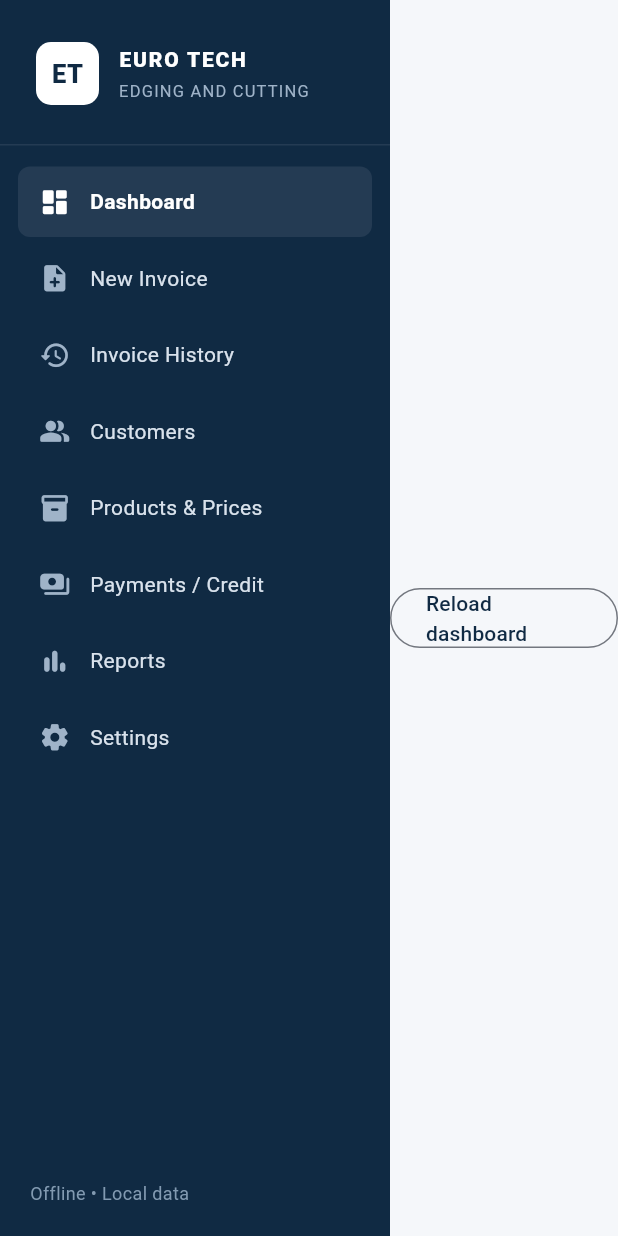
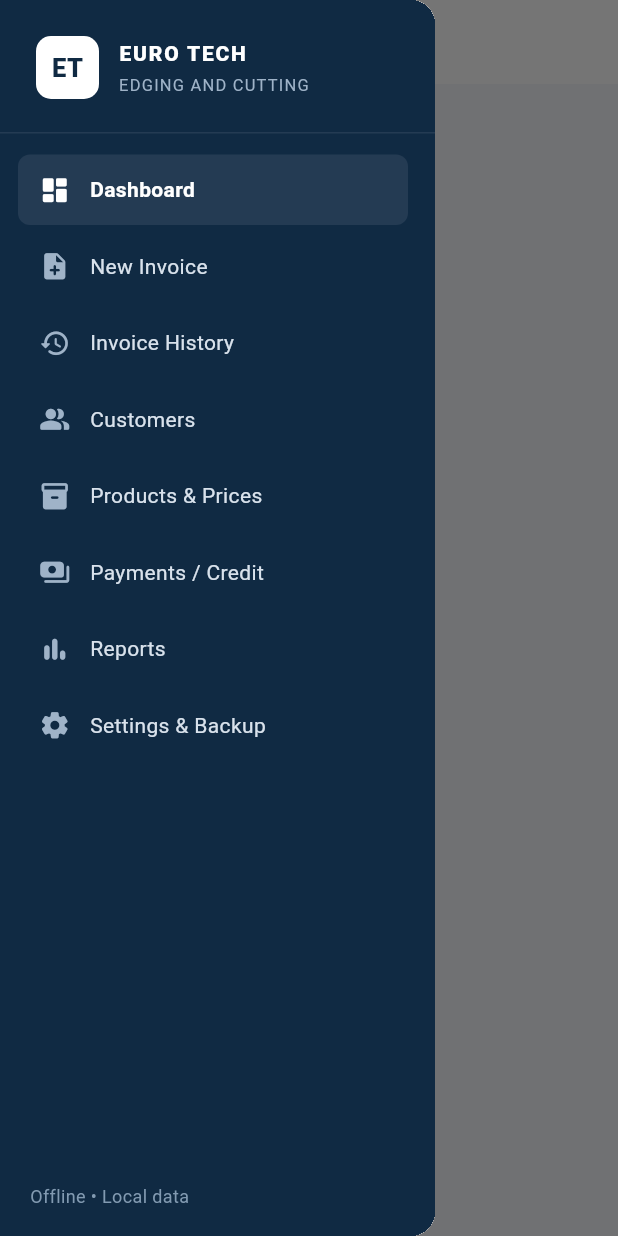
Before and after one commit to umair-safdar-projects/euro_tech_billing, a Flutter app: the screen it shows after launch, with the side drawer open (before the commit the screen has no drawer), on a phone screen of 412 x 824 dp. Run offline on Flutter 3.47's test engine with Material 3 defaults, Android fonts, the phone set to English and light mode, and no system bars; our stand-ins replace get, pdf, printing, sqflite_common_ffi; missing offline and left inert: file_selector; accounts and stored records are empty; Roboto replaces fonts that are missing (Segoe UI); statements that could not run were skipped.

Commit message:
Fix responsive desktop navigation and Windows release identity

```diff
--- a/lib/app/app.dart
+++ b/lib/app/app.dart
@@ -2,6 +2,8 @@ import 'package:flutter/material.dart';
 import 'package:get/get.dart';
 
 import '../features/shell/presentation/app_shell.dart';
+import '../features/shell/domain/shell_destination.dart';
+import '../features/shell/presentation/shell_controller.dart';
 import 'bindings/initial_binding.dart';
 import 'routes/app_routes.dart';
 import 'theme/app_theme.dart';
@@ -13,6 +15,14 @@ class EuroTechBillingApp extends StatelessWidget {
 
   @override
   Widget build(BuildContext context) {
+    Widget shellFor(ShellDestination destination) {
+      if (initializationError != null) {
+        return InitializationErrorScreen(error: initializationError!);
+      }
+      Get.find<ShellController>().selectDestination(destination);
+      return const AppShell();
+    }
+
     return GetMaterialApp(
       title: 'EURO TECH — EDGING AND CUTTING',
       debugShowCheckedModeBanner: false,
@@ -22,13 +32,51 @@ class EuroTechBillingApp extends StatelessWidget {
       getPages: [
         GetPage(
           name: AppRoutes.home,
-          page: () => initializationError == null
-              ? const AppShell()
-              : InitializationErrorScreen(error: initializationError!),
+          page: () => shellFor(ShellDestination.dashboard),
         ),
+        for (final destination in ShellDestination.values)
+          GetPage(name: destination.route, page: () => shellFor(destination)),
       ],
+      unknownRoute: GetPage(
+        name: AppRoutes.notFound,
+        page: () => const RouteErrorScreen(),
+      ),
     );
   }
+}
+
+class RouteErrorScreen extends StatelessWidget {
+  const RouteErrorScreen({super.key});
+
+  @override
+  Widget build(BuildContext context) => Scaffold(
+    body: Center(
+      child: Card(
+        child: Padding(
+          padding: const EdgeInsets.all(28),
+          child: Column(
+            mainAxisSize: MainAxisSize.min,
+            children: [
+              const Icon(Icons.route_rounded, size: 44, color: Colors.orange),
+              const SizedBox(height: 14),
+              Text(
+                'This section could not be opened',
+                style: Theme.of(context).textTheme.headlineSmall,
+              ),
+              const SizedBox(height: 8),
+              const Text('Return to the dashboard and try again.'),
+              const SizedBox(height: 16),
+              FilledButton.icon(
+                onPressed: () => Get.offAllNamed(AppRoutes.home),
+                icon: const Icon(Icons.dashboard_rounded),
+                label: const Text('Open dashboard'),
+              ),
+            ],
+          ),
+        ),
+      ),
+    ),
+  );
 }
 
 class InitializationErrorScreen extends StatelessWidget {
--- a/lib/app/bindings/initial_binding.dart
+++ b/lib/app/bindings/initial_binding.dart
@@ -27,9 +27,15 @@ import '../../features/reports/presentation/reports_controller.dart';
 import '../../features/reports/services/report_export_service.dart';
 
 class InitialBinding extends Bindings {
+  InitialBinding({AppDatabase? database, this.startAutomaticBackup = true})
+    : _database = database ?? AppDatabase.instance;
+
+  final AppDatabase _database;
+  final bool startAutomaticBackup;
+
   @override
   void dependencies() {
-    Get.put(AppDatabase.instance, permanent: true);
+    Get.put(_database, permanent: true);
     Get.lazyPut(() => CompanySettingsRepository(Get.find()), fenix: true);
     Get.lazyPut(() => ProductRepository(Get.find()), fenix: true);
     Get.lazyPut(() => CustomerRepository(Get.find()), fenix: true);
@@ -68,6 +74,10 @@ class InitialBinding extends Bindings {
     Get.lazyPut(() => DashboardController(Get.find()), fenix: true);
     Get.lazyPut(() => ReportsController(Get.find(), Get.find()), fenix: true);
     Get.lazyPut(() => PrintingSettingsController(Get.find()), fenix: true);
-    Get.put(BackupController(Get.find()), permanent: true);
+    if (startAutomaticBackup) {
+      Get.put(BackupController(Get.find()), permanent: true);
+    } else {
+      Get.lazyPut(() => BackupController(Get.find()), fenix: true);
+    }
   }
 }
--- a/lib/app/routes/app_routes.dart
+++ b/lib/app/routes/app_routes.dart
@@ -1,3 +1,4 @@
 abstract final class AppRoutes {
   static const home = '/';
+  static const notFound = '/not-found';
 }
--- a/lib/features/settings/presentation/settings_screen.dart
+++ b/lib/features/settings/presentation/settings_screen.dart
@@ -3,6 +3,7 @@ import 'package:get/get.dart';
 import 'package:file_selector/file_selector.dart';
 
 import '../../../core/widgets/page_header.dart';
+import '../../../core/constants/build_info.dart';
 import '../../printing/presentation/printing_settings_card.dart';
 import '../../backups/presentation/backup_settings_card.dart';
 import 'settings_controller.dart';
@@ -181,8 +182,8 @@ class SettingsScreen extends GetView<SettingsController> {
                     ),
                     const Text('EDGING AND CUTTING'),
                     const SizedBox(height: 8),
-                    const Text(
-                      'Euro Tech Billing 1.0.0 • Offline desktop edition',
+                    Text(
+                      'Euro Tech Billing ${BuildInfo.display} • Offline desktop edition',
                       style: TextStyle(color: Colors.blueGrey),
                     ),
                     const SizedBox(height: 8),
--- /dev/null
+++ b/lib/features/shell/domain/shell_destination.dart
@@ -0,0 +1,55 @@
+import 'package:flutter/material.dart';
+
+enum ShellDestination {
+  dashboard(
+    label: 'Dashboard',
+    route: '/dashboard',
+    icon: Icons.dashboard_rounded,
+  ),
+  newInvoice(
+    label: 'New Invoice',
+    route: '/invoices/new',
+    icon: Icons.note_add_rounded,
+  ),
+  invoiceHistory(
+    label: 'Invoice History',
+    route: '/invoices/history',
+    icon: Icons.history_rounded,
+  ),
+  customers(
+    label: 'Customers',
+    route: '/customers',
+    icon: Icons.people_alt_rounded,
+  ),
+  products(
+    label: 'Products & Prices',
+    route: '/products',
+    icon: Icons.inventory_2_rounded,
+  ),
+  paymentsCredit(
+    label: 'Payments / Credit',
+    route: '/payments-credit',
+    icon: Icons.payments_rounded,
+  ),
+  reports(label: 'Reports', route: '/reports', icon: Icons.bar_chart_rounded),
+  settings(
+    label: 'Settings & Backup',
+    route: '/settings',
+    icon: Icons.settings_rounded,
+  );
+
+  const ShellDestination({
+    required this.label,
+    required this.route,
+    required this.icon,
+  });
+
+  final String label;
+  final String route;
+  final IconData icon;
+
+  String get keyName => name.replaceAllMapped(
+    RegExp(r'([A-Z])'),
+    (match) => '-${match.group(1)!.toLowerCase()}',
+  );
+}
--- a/lib/features/shell/presentation/app_shell.dart
+++ b/lib/features/shell/presentation/app_shell.dart
@@ -2,32 +2,26 @@ import 'package:flutter/material.dart';
 import 'package:get/get.dart';
 
 import '../../../app/theme/app_theme.dart';
+import '../../customers/presentation/customers_screen.dart';
 import '../../dashboard/presentation/dashboard_screen.dart';
-import '../../customers/presentation/customers_screen.dart';
+import '../../invoices/presentation/invoice_editor_controller.dart';
 import '../../invoices/presentation/invoice_editor_screen.dart';
-import '../../invoices/presentation/invoice_editor_controller.dart';
 import '../../invoices/presentation/invoice_history_screen.dart';
+import '../../payments/presentation/payments_credit_screen.dart';
 import '../../products/presentation/products_screen.dart';
-import '../../payments/presentation/payments_credit_screen.dart';
+import '../../reports/presentation/reports_screen.dart';
 import '../../settings/presentation/settings_screen.dart';
-import '../../reports/presentation/reports_screen.dart';
+import '../domain/shell_destination.dart';
 import 'shell_controller.dart';
 
 class AppShell extends GetView<ShellController> {
-  const AppShell({super.key});
+  const AppShell({
+    super.key,
+    this.screens = defaultScreens,
+    this.compactBreakpoint = 1100,
+  });
 
-  static const _items = <(String, IconData)>[
-    ('Dashboard', Icons.dashboard_rounded),
-    ('New Invoice', Icons.note_add_rounded),
-    ('Invoice History', Icons.history_rounded),
-    ('Customers', Icons.people_alt_rounded),
-    ('Products & Prices', Icons.inventory_2_rounded),
-    ('Payments / Credit', Icons.payments_rounded),
-    ('Reports', Icons.bar_chart_rounded),
-    ('Settings', Icons.settings_rounded),
-  ];
-
-  static const _screens = <Widget>[
+  static const defaultScreens = <Widget>[
     DashboardScreen(),
     InvoiceEditorScreen(),
     InvoiceHistoryScreen(),
@@ -38,133 +32,76 @@ class AppShell extends GetView<ShellController> {
     SettingsScreen(),
   ];
 
+  final List<Widget> screens;
+  final double compactBreakpoint;
+
   @override
   Widget build(BuildContext context) {
+    assert(screens.length == ShellDestination.values.length);
+    return LayoutBuilder(
+      builder: (context, constraints) {
+        final compact = constraints.maxWidth < compactBreakpoint;
+        if (compact) {
           return Scaffold(
-      body: Row(
-        children: [
-          Container(
-            width: 260,
-            color: AppTheme.navy,
-            child: SafeArea(
-              child: Column(
-                crossAxisAlignment: CrossAxisAlignment.stretch,
-                children: [
-                  const Padding(
-                    padding: EdgeInsets.fromLTRB(24, 28, 20, 26),
-                    child: Row(
-                      children: [
-                        _BrandMark(),
-                        SizedBox(width: 13),
-                        Expanded(
-                          child: Column(
-                            crossAxisAlignment: CrossAxisAlignment.start,
-                            children: [
-                              Text(
-                                'EURO TECH',
-                                style: TextStyle(
-                                  color: Colors.white,
-                                  fontWeight: FontWeight.w800,
-                                  letterSpacing: 1.2,
+            key: const ValueKey('compact-shell'),
+            appBar: AppBar(
+              leading: Builder(
+                builder: (context) => IconButton(
+                  key: const ValueKey('shell-menu-button'),
+                  tooltip: 'Open navigation',
+                  onPressed: () => Scaffold.of(context).openDrawer(),
+                  icon: const Icon(Icons.menu_rounded),
                 ),
               ),
-                              SizedBox(height: 3),
-                              Text(
-                                'EDGING AND CUTTING',
-                                style: TextStyle(
-                                  color: Color(0xFF9FB3C8),
-                                  fontSize: 11,
-                                  letterSpacing: .8,
-                                ),
-                              ),
-                            ],
-                          ),
-                        ),
-                      ],
-                    ),
-                  ),
-                  const Divider(color: Color(0xFF243B53), height: 1),
-                  const SizedBox(height: 14),
-                  Expanded(
-                    child: Obx(
-                      () => ListView.builder(
-                        padding: const EdgeInsets.symmetric(horizontal: 12),
-                        itemCount: _items.length,
-                        itemBuilder: (context, index) {
-                          final selected =
-                              controller.selectedIndex.value == index;
-                          return Padding(
-                            padding: const EdgeInsets.only(bottom: 4),
-                            child: Material(
-                              color: selected
-                                  ? const Color(0xFF243B53)
-                                  : Colors.transparent,
-                              borderRadius: BorderRadius.circular(8),
-                              child: InkWell(
-                                borderRadius: BorderRadius.circular(8),
-                                onTap: () => _selectPage(context, index),
-                                child: Padding(
-                                  padding: const EdgeInsets.symmetric(
-                                    horizontal: 14,
-                                    vertical: 13,
-                                  ),
-                                  child: Row(
-                                    children: [
-                                      Icon(
-                                        _items[index].$2,
-                                        size: 21,
-                                        color: selected
-                                            ? Colors.white
-                                            : const Color(0xFF9FB3C8),
-                                      ),
-                                      const SizedBox(width: 13),
-                                      Text(
-                                        _items[index].$1,
-                                        style: TextStyle(
-                                          color: selected
-                                              ? Colors.white
-                                              : const Color(0xFFD9E2EC),
-                                          fontWeight: selected
-                                              ? FontWeight.w600
-                                              : FontWeight.w400,
-                                        ),
-                                      ),
-                                    ],
+              title: Obx(
+                () => Text(
+                  controller.selected.label,
+                  key: const ValueKey('current-destination-title'),
                 ),
               ),
             ),
+            drawer: Drawer(
+              width: 290,
+              child: _NavigationPanel(
+                controller: controller,
+                closeOnSelect: true,
+                onSelect: (index) => _selectPage(context, index),
+              ),
+            ),
+            body: _content(),
+          );
+        }
+        return Scaffold(
+          key: const ValueKey('desktop-shell'),
+          body: Row(
+            children: [
+              SizedBox(
+                width: 260,
+                child: _NavigationPanel(
+                  controller: controller,
+                  onSelect: (index) => _selectPage(context, index),
+                ),
+              ),
+              Expanded(child: _content()),
+            ],
           ),
         );
       },
-                      ),
-                    ),
-                  ),
-                  const Padding(
-                    padding: EdgeInsets.all(20),
-                    child: Text(
-                      'Offline • Local data',
-                      style: TextStyle(color: Color(0xFF829AB1), fontSize: 12),
-                    ),
-                  ),
-                ],
-              ),
-            ),
-          ),
-          Expanded(
-            child: Obx(
-              () => IndexedStack(
-                index: controller.selectedIndex.value,
-                children: _screens,
-              ),
-            ),
-          ),
-        ],
-      ),
     );
   }
 
+  Widget _content() => Obx(
+    () => IndexedStack(
+      key: const ValueKey('feature-stack'),
+      index: controller.selectedIndex.value,
+      children: screens,
+    ),
+  );
+
   Future<void> _selectPage(BuildContext context, int index) async {
-    if (controller.selectedIndex.value == 1 && index != 1) {
+    if (controller.selectedIndex.value == ShellDestination.newInvoice.index &&
+        index != ShellDestination.newInvoice.index &&
+        Get.isRegistered<InvoiceEditorController>()) {
       final editor = Get.find<InvoiceEditorController>();
       if (editor.hasUnsavedChanges) {
         final discard = await showDialog<bool>(
@@ -194,12 +131,168 @@ class AppShell extends GetView<ShellController> {
   }
 }
 
+class _NavigationPanel extends StatefulWidget {
+  const _NavigationPanel({
+    required this.controller,
+    required this.onSelect,
+    this.closeOnSelect = false,
+  });
+
+  final ShellController controller;
+  final ValueChanged<int> onSelect;
+  final bool closeOnSelect;
+
+  @override
+  State<_NavigationPanel> createState() => _NavigationPanelState();
+}
+
+class _NavigationPanelState extends State<_NavigationPanel> {
+  final _scrollController = ScrollController();
+
+  @override
+  void dispose() {
+    _scrollController.dispose();
+    super.dispose();
+  }
+
+  @override
+  Widget build(BuildContext context) => ColoredBox(
+    color: AppTheme.navy,
+    child: SafeArea(
+      child: Column(
+        crossAxisAlignment: CrossAxisAlignment.stretch,
+        children: [
+          const _BrandHeader(),
+          const Divider(color: Color(0xFF243B53), height: 1),
+          const SizedBox(height: 10),
+          Expanded(
+            child: Scrollbar(
+              controller: _scrollController,
+              thumbVisibility: true,
+              child: Obx(() {
+                final selectedIndex = widget.controller.selectedIndex.value;
+                return ListView.builder(
+                  controller: _scrollController,
+                  padding: const EdgeInsets.fromLTRB(12, 4, 18, 64),
+                  itemCount: ShellDestination.values.length,
+                  itemBuilder: (context, index) {
+                    final destination = ShellDestination.values[index];
+                    final selected = selectedIndex == index;
+                    return Padding(
+                      padding: const EdgeInsets.only(bottom: 4),
+                      child: Material(
+                        color: selected
+                            ? const Color(0xFF243B53)
+                            : Colors.transparent,
+                        borderRadius: BorderRadius.circular(8),
+                        child: InkWell(
+                          key: ValueKey('nav-${destination.keyName}'),
+                          borderRadius: BorderRadius.circular(8),
+                          onTap: () {
+                            if (widget.closeOnSelect) {
+                              Scaffold.of(context).closeDrawer();
+                            }
+                            widget.onSelect(index);
+                          },
+                          child: Padding(
+                            padding: const EdgeInsets.symmetric(
+                              horizontal: 14,
+                              vertical: 13,
+                            ),
+                            child: Row(
+                              children: [
+                                Icon(
+                                  destination.icon,
+                                  size: 21,
+                                  color: selected
+                                      ? Colors.white
+                                      : const Color(0xFF9FB3C8),
+                                ),
+                                const SizedBox(width: 13),
+                                Expanded(
+                                  child: Text(
+                                    destination.label,
+                                    overflow: TextOverflow.ellipsis,
+                                    style: TextStyle(
+                                      color: selected
+                                          ? Colors.white
+                                          : const Color(0xFFD9E2EC),
+                                      fontWeight: selected
+                                          ? FontWeight.w600
+                                          : FontWeight.w400,
+                                    ),
+                                  ),
+                                ),
+                              ],
+                            ),
+                          ),
+                        ),
+                      ),
+                    );
+                  },
+                );
+              }),
+            ),
+          ),
+          const Padding(
+            padding: EdgeInsets.fromLTRB(20, 12, 20, 18),
+            child: Text(
+              'Offline • Local data',
+              style: TextStyle(color: Color(0xFF829AB1), fontSize: 12),
+            ),
+          ),
+        ],
+      ),
+    ),
+  );
+}
+
+class _BrandHeader extends StatelessWidget {
+  const _BrandHeader();
+
+  @override
+  Widget build(BuildContext context) => const Padding(
+    padding: EdgeInsets.fromLTRB(24, 24, 20, 22),
+    child: Row(
+      children: [
+        _BrandMark(),
+        SizedBox(width: 13),
+        Expanded(
+          child: Column(
+            crossAxisAlignment: CrossAxisAlignment.start,
+            children: [
+              Text(
+                'EURO TECH',
+                style: TextStyle(
+                  color: Colors.white,
+                  fontWeight: FontWeight.w800,
+                  letterSpacing: 1.2,
+                ),
+              ),
+              SizedBox(height: 3),
+              Text(
+                'EDGING AND CUTTING',
+                maxLines: 1,
+                overflow: TextOverflow.ellipsis,
+                style: TextStyle(
+                  color: Color(0xFF9FB3C8),
+                  fontSize: 11,
+                  letterSpacing: .8,
+                ),
+              ),
+            ],
+          ),
+        ),
+      ],
+    ),
+  );
+}
+
 class _BrandMark extends StatelessWidget {
   const _BrandMark();
 
   @override
-  Widget build(BuildContext context) {
-    return Container(
+  Widget build(BuildContext context) => Container(
     width: 42,
     height: 42,
     decoration: BoxDecoration(
@@ -217,4 +310,3 @@ class _BrandMark extends StatelessWidget {
     ),
   );
 }
-}
--- a/pubspec.yaml
+++ b/pubspec.yaml
@@ -16,7 +16,7 @@ publish_to: 'none' # Remove this line if you wish to publish to pub.dev
 # https://developer.apple.com/library/archive/documentation/General/Reference/InfoPlistKeyReference/Articles/CoreFoundationKeys.html
 # In Windows, build-name is used as the major, minor, and patch parts
 # of the product and file versions while build-number is used as the build suffix.
-version: 1.0.0+1
+version: 1.0.1+2
 
 environment:
   sdk: ^3.11.0
```
Also changed, not shown: lib/core/constants/build_info.dart (added, +19 -0 lines), lib/features/shell/presentation/shell_controller.dart (+13 -1 lines), 7 other files. Lines whose indentation alone changed are shown as unchanged.
